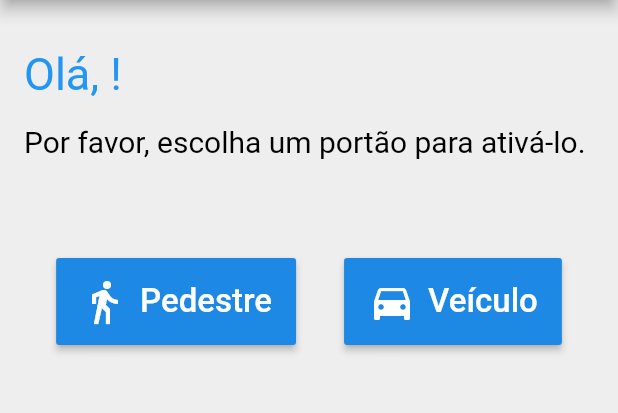
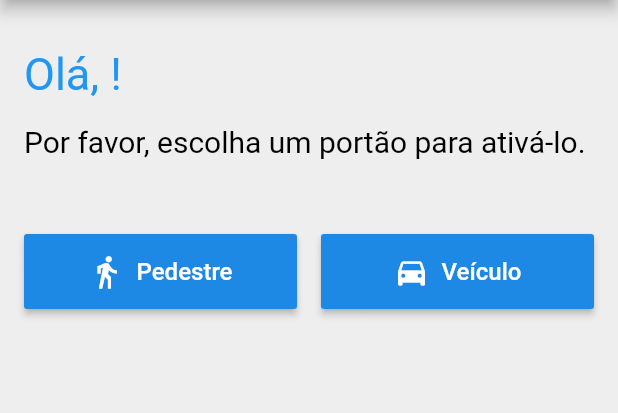
Before and after one commit to esron/systranca_app, a Flutter app: the HomeScreen screen opened directly with empty values, on a phone screen of 412 x 824 dp, the part 84-497 px from its top. Run offline on Flutter 3.47's test engine with Material 2 defaults, Android fonts, the phone set to English and light mode, and no system bars; our stand-ins replace flutter_dotenv.

Commit message:
Ajuste de layout nos botoes

```diff
--- a/lib/screens/home.dart
+++ b/lib/screens/home.dart
@@ -58,7 +58,7 @@ class _HomeScreenState extends State<HomeScreen> {
                     ),
                   ),
                   Padding(
-                    padding: EdgeInsets.only(left: 16.0, bottom: 50.0),
+                    padding: EdgeInsets.fromLTRB(16.0, 0.0, 16.0, 50.0),
                     child: Text(
                       'Por favor, escolha um portão para ativá-lo.',
                       style: TextStyle(
@@ -70,9 +70,11 @@ class _HomeScreenState extends State<HomeScreen> {
                   Row(
                     mainAxisAlignment: MainAxisAlignment.center,
                     children: <Widget>[
-                      Container(
-                        height: 90.0,
-                        padding: const EdgeInsets.all(16.0),
+                      Expanded(
+                        child: Container(
+                          height: 50.0,
+                          padding:
+                              const EdgeInsets.only(right: 8.0, left: 16.0),
                           child: MaterialButton(
                             textColor: Colors.white,
                             color: Colors.blue[600],
@@ -84,22 +86,23 @@ class _HomeScreenState extends State<HomeScreen> {
                               children: <Widget>[
                                 Icon(
                                   Icons.directions_walk,
-                                size: 32.0,
                                 ),
                                 Padding(
                                   padding: EdgeInsets.only(left: 8.0),
                                   child: Text(
                                     'Pedestre',
-                                  style: TextStyle(fontSize: 22.0),
                                   ),
                                 ),
                               ],
                             ),
                           ),
                         ),
-                      Container(
-                        height: 90.0,
-                        padding: const EdgeInsets.all(16.0),
+                      ),
+                      Expanded(
+                        child: Container(
+                          height: 50.0,
+                          padding:
+                              const EdgeInsets.only(left: 8.0, right: 16.0),
                           child: MaterialButton(
                             textColor: Colors.white,
                             color: Colors.blue[600],
@@ -111,16 +114,15 @@ class _HomeScreenState extends State<HomeScreen> {
                               children: <Widget>[
                                 Icon(
                                   Icons.directions_car,
-                                size: 32.0,
                                 ),
                                 Padding(
                                   padding: EdgeInsets.only(left: 8.0),
                                   child: Text(
                                     'Veículo',
-                                  style: TextStyle(fontSize: 22.0),
                                   ),
                                 ),
                               ],
+                            ),
                           ),
                         ),
                       ),
--- a/lib/screens/login.dart
+++ b/lib/screens/login.dart
@@ -125,8 +125,6 @@ class _LoginScreenState extends State<LoginScreen> {
       });
 
       try {
-        await new Future.delayed(const Duration(milliseconds: 300));
-
         var uriRequest = Uri.http(
             baseUrl, '/users', {'email': _emailController.text.trim()});
 
```
Lines whose indentation alone changed are shown as unchanged.
